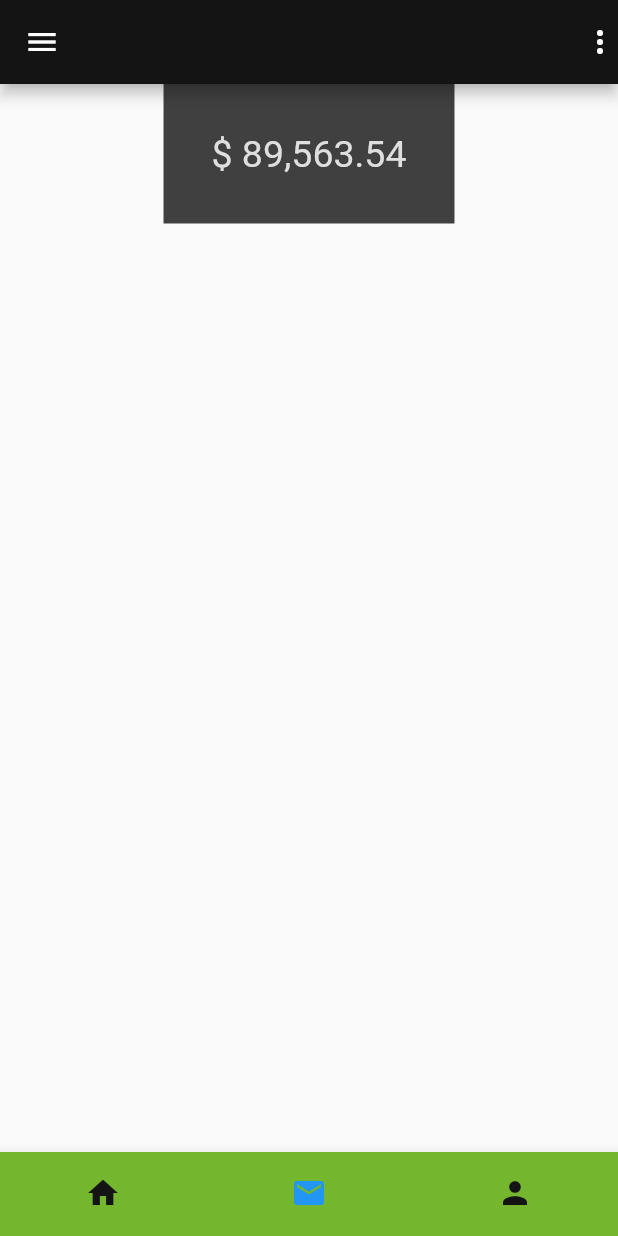
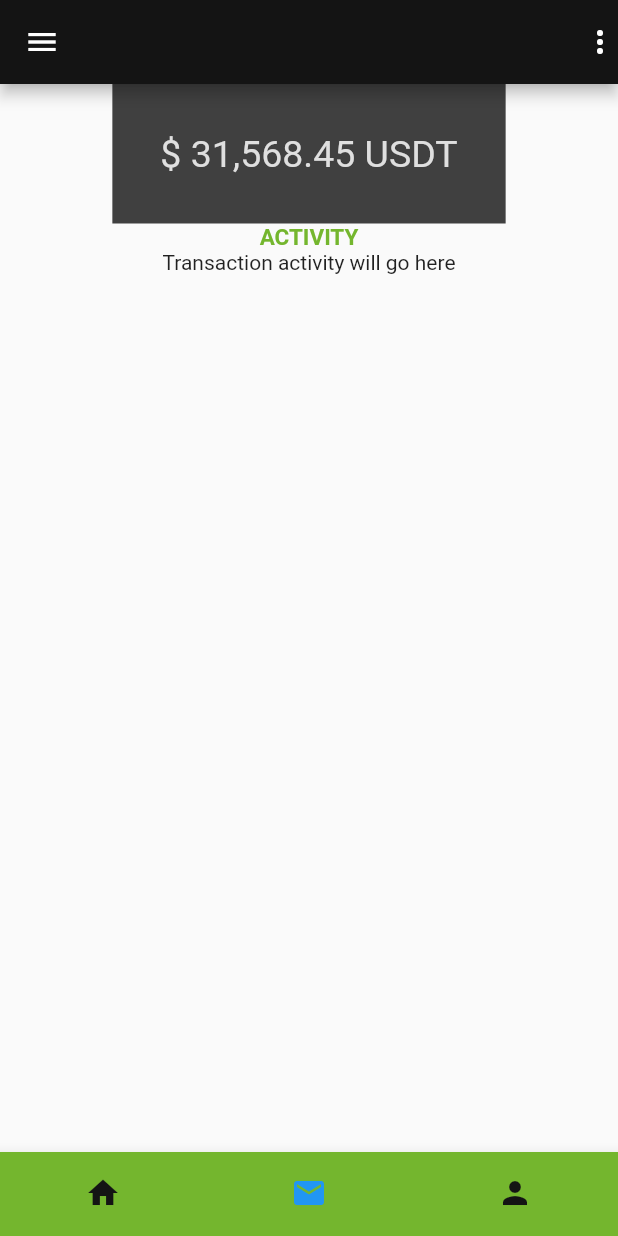
Before and after one commit to Vesta-wallet/vesta, a Flutter app: the screen it shows after launch, item 2 of the bottom bar chosen, on a phone screen of 412 x 824 dp. Run offline on Flutter 3.47's test engine with Material 2 defaults, Android fonts, the phone set to English and light mode, and no system bars.

Commit message:
Layout formalized with proper headers

```diff
--- a/vesta/lib/main.dart
+++ b/vesta/lib/main.dart
@@ -103,17 +103,56 @@ class SectionTitle extends StatelessWidget {
 // Profile page
 Widget homePage = Column(
   children: [
+    // Home Value
+    SectionTitle(title: "VALUE"),
+    homeValueContainer,
+    // List of Assets
+    SectionTitle(title: "LIST OF ASSETS"),
+  ],
+);
+
+// Wallet page
+Widget walletPage = Column(children: [
+  //
+  walletValueContainer,
+  // Turn on/off coins here
+  SectionTitle(title: "ACTIVITY"),
+  transactionActivity,
+]);
+
+// Transactions page
+Widget transactionPage = Column(
+  children: [
     // Access settings
+    SectionTitle(title: "PROFILE"),
     profileSettings,
     // Turn on/off coins herejfc
+    SectionTitle(title: "ENABLE/DISABLE ASSESTS"),
     enableDisableAssets,
     //
   ],
 );
 
+// Value Container
+Widget homeValueContainer = ColoredBox(
+    color: Color(0xff404040),
+    //padding: const EdgeInsets.all(32),
+    child: Container(
+        padding: const EdgeInsets.all(32),
+        child: (Text(
+            // This will need to be passed the actual value of the portfolio
+            // It will be $_portfolioValue at some point
+            '\u0024 89,563.54',
+            softWrap: false,
+            // Set the style
+            style: TextStyle(
+              color: Color(0xffDFDFDF),
+              fontSize: 25,
+            )))));
+
 Widget profileSettings = Expanded(
     // Needs to have "Profile"
-    child: (SectionTitle(title: "PROFILE"))
+    child: (Text("Profile Settings will go here"))
     // Menu items
     // Security
     // Settings
@@ -121,16 +160,12 @@ Widget profileSettings = Expanded(
     );
 
 Widget enableDisableAssets = Expanded(
-    child: (SectionTitle(title: "ENABLE/DISABLE ASSETS")
+    child: (
         // This is where all the swtiches for enabling and disabling things will go
-        ));
-
-Widget walletPage = Column(children: [
-  valueContainer,
-]);
+        Text("Asset Swtiches will go here")));
 
 // Value Container
-Widget valueContainer = ColoredBox(
+Widget walletValueContainer = ColoredBox(
     color: Color(0xff404040),
     //padding: const EdgeInsets.all(32),
     child: Container(
@@ -138,7 +173,7 @@ Widget valueContainer = ColoredBox(
       child: Text(
           // This will need to be passed the actual value of the portfolio
           // It will be $_portfolioValue at some point
-          '\u0024 89,563.54',
+          '\u0024 31,568.45 USDT',
           softWrap: false,
           // Set the style
           style: TextStyle(
@@ -147,14 +182,6 @@ Widget valueContainer = ColoredBox(
           )),
     ));
 
-// Profile page
-Widget transactionPage = Column(
-  children: [
-    // Turn on/off coins herejfc
-    transactionActivity,
-    //
-  ],
-);
-
 // Transaction Activity
-Widget transactionActivity = Expanded(child: (SectionTitle(title: "ACTIVITY")));
+Widget transactionActivity =
+    Expanded(child: Text("Transaction activity will go here"));
```
